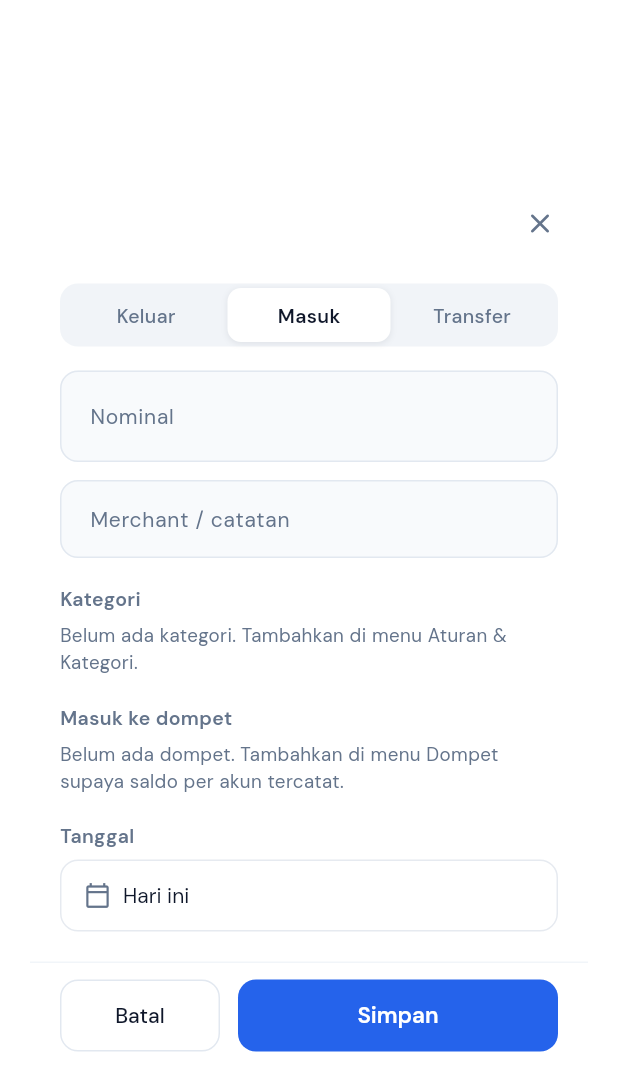
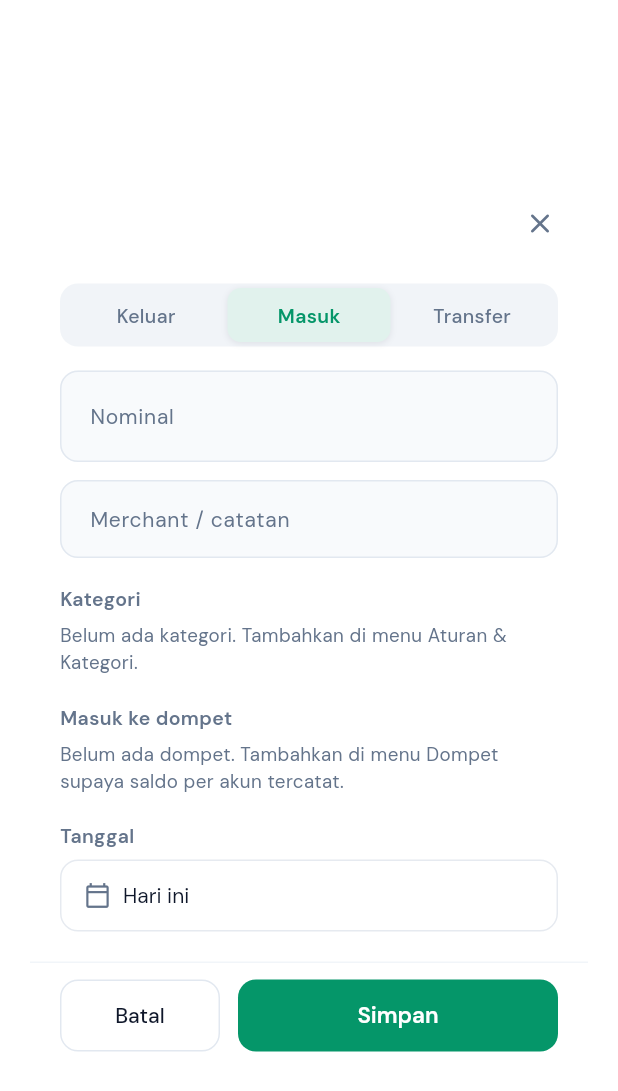
Before and after one commit to Zee7X/Pocket-Flow, a Flutter app: the DraftEditorSheet screen opened directly with empty values, after a tap on "Masuk", on a phone screen of 412 x 824 dp. Shown: the top 1091 px of the screen. Run offline on Flutter 3.47's test engine with Material 3 defaults, Android fonts, the phone set to English and light mode, and no system bars; our stand-ins replace connectivity_plus, file_picker, flutter_local_notifications, flutter_riverpod, go_router, google_fonts and 5 more; missing offline and left inert: excel, google_mlkit_text_recognition; accounts and stored records are empty.

Commit message:
UI: warna form transaksi mengikuti jenis (pemasukan hijau)
- Segmented & ChoiceChips dapat warna aksen opsional.
- Form Catat Transaksi dan editor draf Catat pintar: segmen Pemasukan
  aktif hijau muda, chip kategori terpilih dan tombol Simpan hijau.
  Pengeluaran dan Transfer tetap netral/biru.
- AppTheme.income = #059669 (warna hijau pemasukan yang sudah dipakai).

```diff
--- a/lib/app/theme.dart
+++ b/lib/app/theme.dart
@@ -31,6 +31,10 @@ class AppTheme {
   static const Color danger = Color(0xFFEF4444);
   static const Color warning = Color(0xFFF59E0B);
   static const Color info = Color(0xFF3B82F6);
+
+  // Warna jenis transaksi. Pengeluaran sengaja netral; merah hanya untuk
+  // peringatan (lewat budget, jatuh tempo).
+  static const Color income = Color(0xFF059669);
 
   // Pastel Category Backgrounds
   static const Color pastelBlue = Color(0xFFEFF6FF);
--- a/lib/core/widgets/ui.dart
+++ b/lib/core/widgets/ui.dart
@@ -247,6 +247,9 @@ class ChoiceChips<T> extends StatelessWidget {
   final ValueChanged<T?> onChanged;
   final bool allowDeselect;
 
+  /// Warna chip terpilih. Default [AppTheme.primary].
+  final Color? accent;
+
   const ChoiceChips({
     super.key,
     required this.values,
@@ -255,6 +258,7 @@ class ChoiceChips<T> extends StatelessWidget {
     required this.onChanged,
     this.icon,
     this.allowDeselect = true,
+    this.accent,
   });
 
   @override
@@ -268,6 +272,7 @@ class ChoiceChips<T> extends StatelessWidget {
             label: label(v),
             icon: icon?.call(v),
             selected: v == selected,
+            accent: accent ?? AppTheme.primary,
             onTap: () => onChanged(v == selected && allowDeselect ? null : v),
           ),
       ],
@@ -279,25 +284,27 @@ class _Chip extends StatelessWidget {
   final String label;
   final IconData? icon;
   final bool selected;
+  final Color accent;
   final VoidCallback onTap;
 
   const _Chip({
     required this.label,
     this.icon,
     required this.selected,
+    required this.accent,
     required this.onTap,
   });
 
   @override
   Widget build(BuildContext context) {
-    final fg = selected ? AppTheme.primary : AppTheme.textDarkPrimary;
+    final fg = selected ? accent : AppTheme.textDarkPrimary;
     return Material(
       color: selected
-          ? AppTheme.primary.withValues(alpha: 0.08)
+          ? accent.withValues(alpha: 0.08)
           : AppTheme.surfaceLight,
       shape: StadiumBorder(
         side: BorderSide(
-          color: selected ? AppTheme.primary : Ui.border,
+          color: selected ? accent : Ui.border,
           width: selected ? 1.3 : 1,
         ),
       ),
@@ -338,11 +345,15 @@ class Segmented<T> extends StatelessWidget {
   final T value;
   final ValueChanged<T> onChanged;
 
+  /// Warna segmen aktif per nilai. Null = gaya netral (putih, teks gelap).
+  final Color? Function(T)? activeColor;
+
   const Segmented({
     super.key,
     required this.items,
     required this.value,
     required this.onChanged,
+    this.activeColor,
   });
 
   @override
@@ -364,7 +375,12 @@ class Segmented<T> extends StatelessWidget {
                   padding: const EdgeInsets.symmetric(vertical: 9),
                   decoration: BoxDecoration(
                     color: v == value
-                        ? AppTheme.surfaceLight
+                        ? (activeColor?.call(v) == null
+                              ? AppTheme.surfaceLight
+                              : Color.alphaBlend(
+                                  activeColor!(v)!.withValues(alpha: 0.12),
+                                  AppTheme.surfaceLight,
+                                ))
                         : Colors.transparent,
                     borderRadius: BorderRadius.circular(9),
                     boxShadow: v == value
@@ -383,7 +399,7 @@ class Segmented<T> extends StatelessWidget {
                     style: Ui.body(
                       size: 13,
                       color: v == value
-                          ? AppTheme.textDarkPrimary
+                          ? (activeColor?.call(v) ?? AppTheme.textDarkPrimary)
                           : AppTheme.textDarkSecondary,
                       weight: v == value ? FontWeight.w600 : FontWeight.w500,
                     ),
--- a/lib/features/smart/presentation/widgets/draft_editor_sheet.dart
+++ b/lib/features/smart/presentation/widgets/draft_editor_sheet.dart
@@ -112,7 +112,13 @@ class _DraftEditorSheetState extends ConsumerState<DraftEditorSheet> {
                 child: const Text('Kembali'),
               )
             : AppModalScaffold.cancelButton(context),
-        ElevatedButton(onPressed: _submit, child: Text(widget.confirmLabel)),
+        ElevatedButton(
+          onPressed: _submit,
+          style: ElevatedButton.styleFrom(
+            backgroundColor: transactionTypeAccent(_type),
+          ),
+          child: Text(widget.confirmLabel),
+        ),
       ],
       child: Column(
         crossAxisAlignment: CrossAxisAlignment.stretch,
@@ -124,6 +130,7 @@ class _DraftEditorSheetState extends ConsumerState<DraftEditorSheet> {
               (TransactionType.transfer, 'Transfer'),
             ],
             value: _type,
+            activeColor: transactionTypeActiveColor,
             onChanged: (t) => setState(() {
               if (t != _type) _categoryId = null;
               _type = t;
--- a/lib/features/transactions/presentation/widgets/add_transaction_dialog.dart
+++ b/lib/features/transactions/presentation/widgets/add_transaction_dialog.dart
@@ -400,6 +400,9 @@ class _AddTransactionDialogState extends ConsumerState<AddTransactionDialog> {
         AppModalScaffold.cancelButton(context),
         ElevatedButton(
           onPressed: _saving ? null : () => _save(),
+          style: ElevatedButton.styleFrom(
+            backgroundColor: transactionTypeAccent(_type),
+          ),
           child: _saving
               ? const SizedBox(
                   width: 18,
@@ -424,6 +427,7 @@ class _AddTransactionDialogState extends ConsumerState<AddTransactionDialog> {
             ],
             value: _type,
             onChanged: _setType,
+            activeColor: transactionTypeActiveColor,
           ),
           const SizedBox(height: 16),
           TextField(
--- a/lib/features/transactions/presentation/widgets/pickers.dart
+++ b/lib/features/transactions/presentation/widgets/pickers.dart
@@ -10,6 +10,15 @@ import '../../../categories_rules/presentation/providers/categories_rules_provid
 import '../../../wallets/domain/wallet.dart';
 import '../../../wallets/presentation/providers/wallets_provider.dart';
 import '../../domain/transaction.dart';
+
+/// Warna segmen jenis transaksi yang aktif: hijau untuk pemasukan,
+/// netral (null) untuk pengeluaran dan transfer.
+Color? transactionTypeActiveColor(TransactionType t) =>
+    t == TransactionType.income ? AppTheme.income : null;
+
+/// Warna tombol utama dan pilihan kategori sesuai jenis transaksi.
+Color transactionTypeAccent(TransactionType t) =>
+    t == TransactionType.income ? AppTheme.income : AppTheme.primary;
 
 /// Chip kategori sesuai jenis transaksi.
 class CategoryPicker extends ConsumerWidget {
@@ -42,6 +51,7 @@ class CategoryPicker extends ConsumerWidget {
       selected: value,
       label: (id) => cats.firstWhere((c) => c.id == id).name,
       onChanged: onChanged,
+      accent: transactionTypeAccent(type),
     );
   }
 }
```
